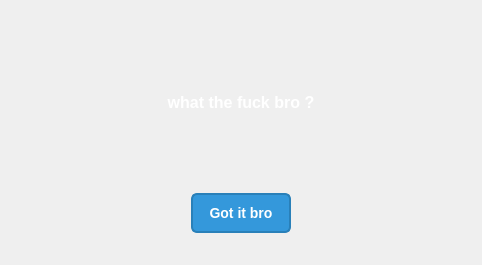
This is dialog.ui in ImRIzo/Watchlist as Qt 5 draws it before an edit. The edited form follows.
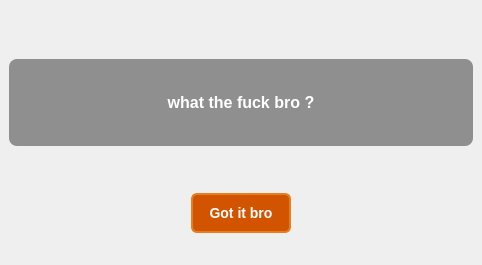
This is the edited form.

```diff
--- a/dialog.ui
+++ b/dialog.ui
@@ -17,8 +17,8 @@
    <string notr="true">/* Style for the QDialog (parent) */
 QDialog {
     background: qlineargradient(spread:pad, x1:0, y1:0, x2:1, y2:1, 
-                                stop:0 #2c3e50,  /* Dark blue-gray */
-                                stop:1 #34495e); /* Slightly lighter blue-gray */
+                                stop:0 #8e5a3d,  /* Warm brown */
+                                stop:1 #6d4c41); /* Darker brown */
     border-radius: 12px;
     padding: 10px;
 }
@@ -30,18 +30,19 @@
     font-weight: bold;
     padding: 10px;
     border-radius: 8px;
-	margin-top: 50px;
+    background-color: rgba(0, 0, 0, 0.4); /* Dark semi-transparent background for label */
+    margin-top: 50px;
 }
 
 /* Style for the OK button */
 QPushButton {
-    background-color: #3498db;  /* Blue color */
+    background-color: #d35400;  /* Warm orange */
     color: white;
     font-size: 14px;
     font-weight: bold;
     padding: 8px 16px;
     border-radius: 6px;
-    border: 2px solid #2980b9;
+    border: 2px solid #e67e22;
 }
 
 /* Hover effect for the OK button */
```
Left out of the diff: 9 changed lines with no effect on the pictures.
